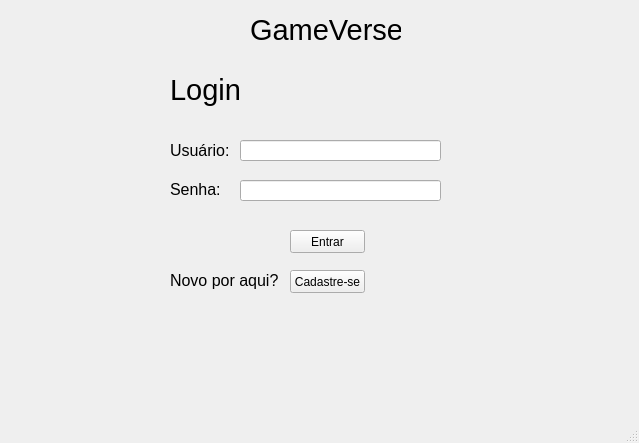
Old version of the form telas/tela_login.ui in the repository melissamarques/gameverse.
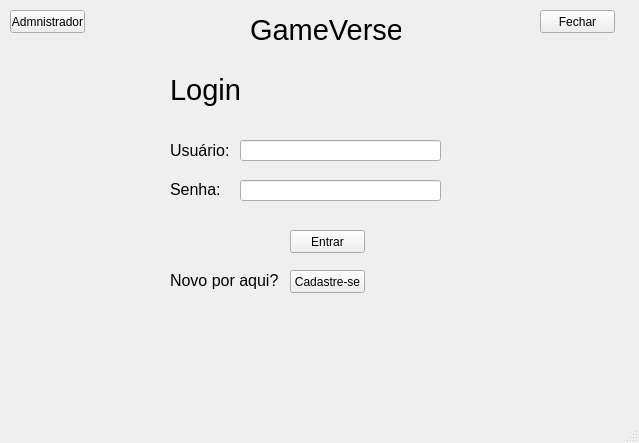
New version of the form.

Commit message: adicao do metodo fechar

```diff
--- a/telas/tela_login.ui
+++ b/telas/tela_login.ui
@@ -128,6 +128,32 @@
      <string>Cadastre-se</string>
     </property>
    </widget>
+   <widget class="QPushButton" name="pushButton_3">
+    <property name="geometry">
+     <rect>
+      <x>540</x>
+      <y>10</y>
+      <width>75</width>
+      <height>23</height>
+     </rect>
+    </property>
+    <property name="text">
+     <string>Fechar</string>
+    </property>
+   </widget>
+   <widget class="QPushButton" name="pushButton_4">
+    <property name="geometry">
+     <rect>
+      <x>10</x>
+      <y>10</y>
+      <width>75</width>
+      <height>23</height>
+     </rect>
+    </property>
+    <property name="text">
+     <string>Admnistrador</string>
+    </property>
+   </widget>
   </widget>
   <widget class="QMenuBar" name="menubar">
    <property name="geometry">
```
The commit also changes 7 other files.
